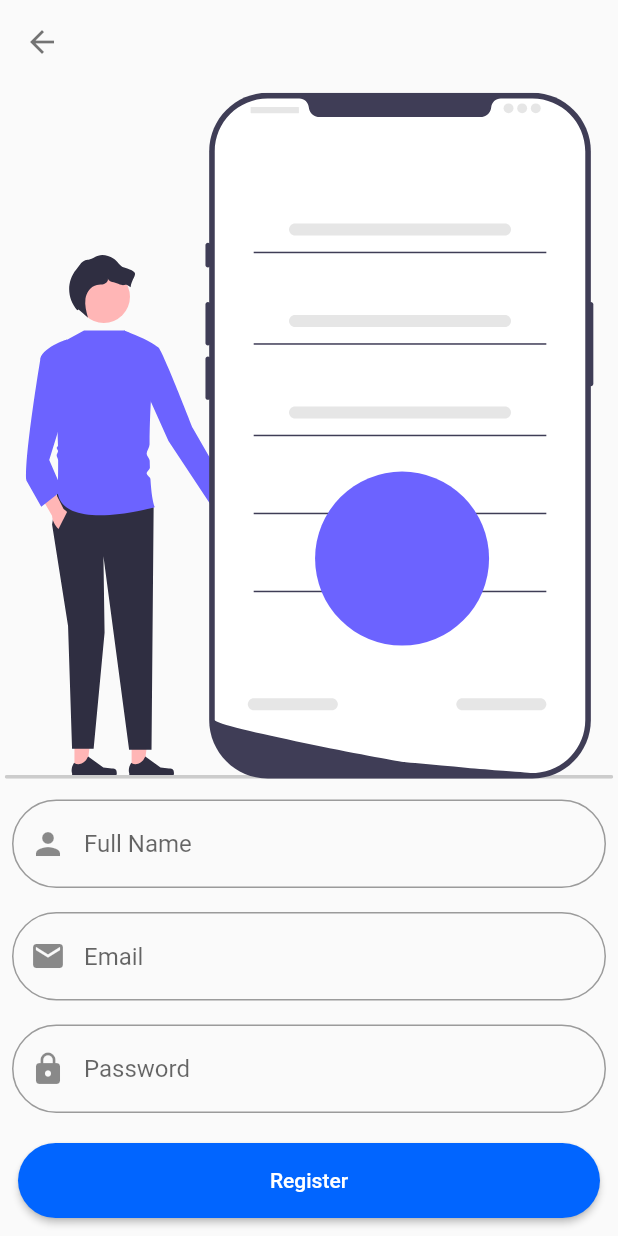
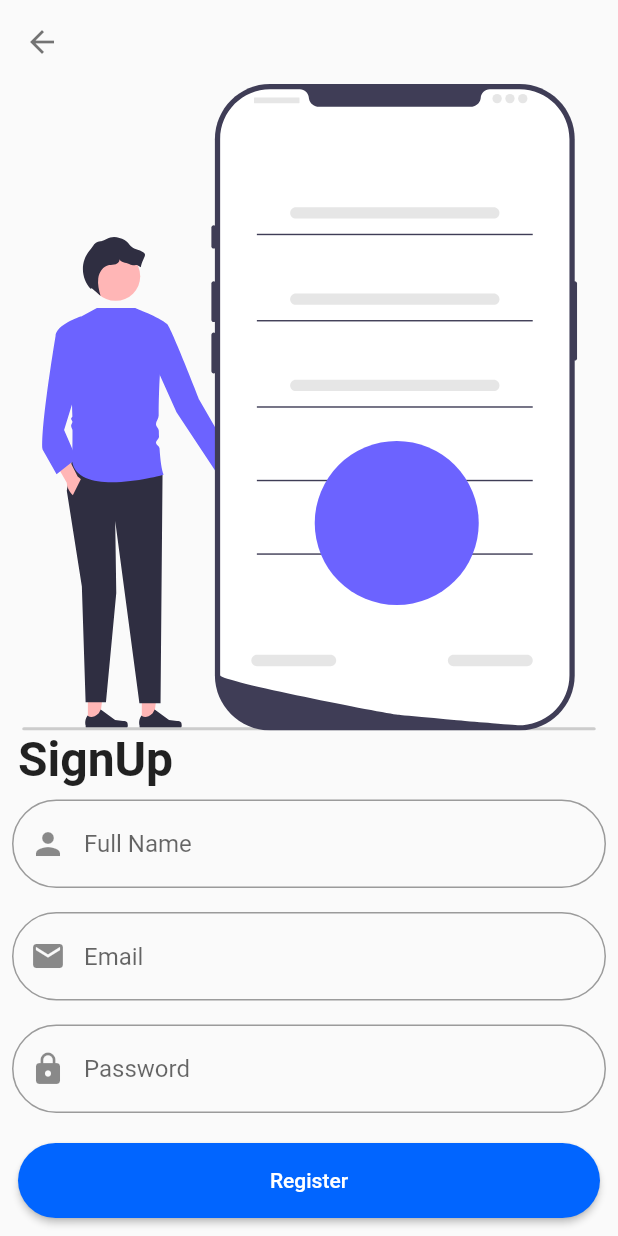
Before and after one commit to Justin-roy/zoom_clone, a Flutter app: the SignUpScreen screen opened by its route, on a phone screen of 412 x 824 dp. Run offline on Flutter 3.47's test engine with Material 2 defaults, Android fonts, the phone set to English and light mode, and no system bars; our stand-ins replace cloud_firestore, firebase_auth, firebase_core, flutter_svg, google_sign_in; missing offline and left inert: flutter_facebook_auth, jitsi_meet; accounts and stored records are empty.

Commit message:
new Changes

```diff
--- a/lib/screen/join_meeting/join_meeting.dart
+++ b/lib/screen/join_meeting/join_meeting.dart
@@ -40,7 +40,7 @@ class _JoinMeetingScreenState extends State<JoinMeetingScreen> {
         centerTitle: true,
         leading: TextButton(
           onPressed: () {
-            const BackButton();
+            Navigator.pop(context);
           },
           child: const Text(
             'Cancel',
--- a/lib/screen/signUp_screen.dart
+++ b/lib/screen/signUp_screen.dart
@@ -1,7 +1,9 @@
+import 'package:firebase_auth/firebase_auth.dart';
 import 'package:flutter/material.dart';
 import 'package:flutter_svg/flutter_svg.dart';
 import 'package:zoom_clone/widget/customButton.dart';
 import 'package:zoom_clone/widget/customTextField.dart';
+import 'package:zoom_clone/widget/showSnackBar.dart';
 
 class SignUpScreen extends StatefulWidget {
   const SignUpScreen({Key? key}) : super(key: key);
@@ -15,6 +17,23 @@ class _SignUpScreenState extends State<SignUpScreen> {
   final _email = TextEditingController();
   final _password = TextEditingController();
   final GlobalKey<FormState> _formKey = GlobalKey<FormState>();
+  bool _isLoading = false;
+  // sign Up
+  final FirebaseAuth _auth = FirebaseAuth.instance;
+  _signUp(String email, String password) async {
+    UserCredential cred = await _auth.createUserWithEmailAndPassword(
+        email: email, password: password);
+    if (cred.user != null) {
+      setState(() {
+        _isLoading = false;
+      });
+      return true;
+    }
+    setState(() {
+      _isLoading = false;
+    });
+    return false;
+  }
 
   @override
   Widget build(BuildContext context) {
@@ -34,6 +53,19 @@ class _SignUpScreenState extends State<SignUpScreen> {
               Expanded(
                 child: SvgPicture.asset('assets/images/signUP_bg.svg'),
               ),
+              const Padding(
+                padding: EdgeInsets.symmetric(horizontal: 12),
+                child: Align(
+                  alignment: Alignment.centerLeft,
+                  child: Text(
+                    'SignUp',
+                    style: TextStyle(
+                      fontWeight: FontWeight.bold,
+                      fontSize: 32,
+                    ),
+                  ),
+                ),
+              ),
               CustomTextField(
                 hintText: 'Full Name',
                 icon: const Icon(Icons.person),
@@ -52,14 +84,27 @@ class _SignUpScreenState extends State<SignUpScreen> {
                 controller: _password,
                 message: 'Please enter password',
               ),
-              CustomButton(
+              _isLoading
+                  ? const Center(
+                      child: CircularProgressIndicator(),
+                    )
+                  : CustomButton(
                       color: const Color(0xff0165ff),
                       height: 50,
                       width: MediaQuery.of(context).size.width,
                       text: 'Register',
-                onpress: () {
+                      onpress: () async {
+                        setState(() {
+                          _isLoading = true;
+                        });
                         if (_formKey.currentState!.validate()) {
+                          bool cred =
+                              await _signUp(_email.text, _password.text);
+                          if (cred) {
                             Navigator.pushNamed(context, '/home');
+                          } else {
+                            showSnackBar(context, 'Register Failed !!');
+                          }
                         }
                       },
                     ),
```
Also changed, not shown: lib/screen/login_screen.dart (+9 -2 lines), 1 other file. Lines whose indentation alone changed are shown as unchanged.
